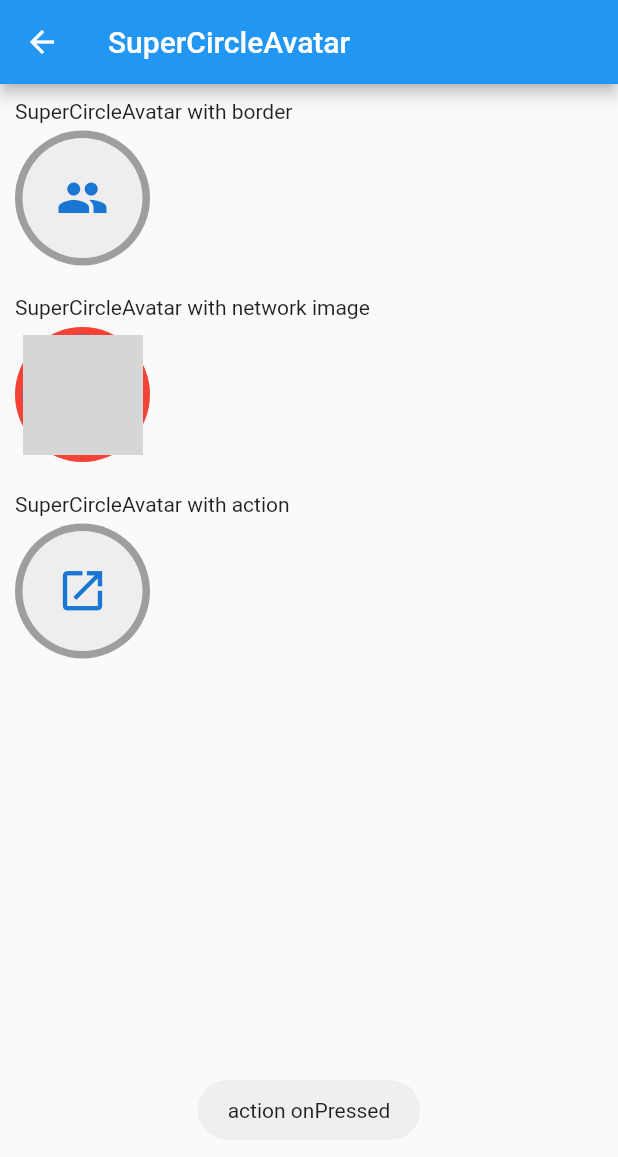
After one commit to fluttervn/super_widgets, a Flutter app: the SuperCircleAvatarPage screen opened directly, after a tap on the "launch" icon, on a phone screen of 412 x 824 dp. The commit adds this screen. Shown: the top 1157 px of the screen. Run offline on Flutter 3.47's test engine with Material 2 defaults, Android fonts, the phone set to English and light mode, and no system bars; our stand-ins replace fluttertoast; network calls fail; grey boxes are pictures that could not be loaded.

Commit message:
Add demo: SuperCircleAvatar

```diff
--- a/example/lib/main.dart
+++ b/example/lib/main.dart
@@ -2,6 +2,7 @@ import 'package:example/super_container_flex_page.dart';
 import 'package:flutter/material.dart';
 
 import 'super_card_page.dart';
+import 'super_circle_avatar_page.dart';
 import 'super_column_page.dart';
 import 'super_container_page.dart';
 import 'super_icon_page.dart';
@@ -38,6 +39,7 @@ class MyHomePage extends StatelessWidget {
     'SuperContainer': SuperContainerPage(),
     'SuperContainer flex': SuperContainerFlexPage(),
     'SuperCard': SuperCardPage(),
+    'SuperCircleAvatar': SuperCircleAvatarPage(),
     'SuperStack': SuperStackPage(),
     'SuperIndexedStack': SuperIndexedStackPage(),
     'SuperRow': SuperRowPage(),
--- /dev/null
+++ b/example/lib/super_circle_avatar_page.dart
@@ -0,0 +1,74 @@
+import 'package:flutter/material.dart';
+import 'package:flutter/widgets.dart';
+import 'package:fluttertoast/fluttertoast.dart';
+import 'package:super_widgets/super_widgets.dart';
+
+/// SuperCircleAvatar sample
+class SuperCircleAvatarPage extends StatelessWidget {
+  @override
+  Widget build(BuildContext context) {
+    return Scaffold(
+      appBar: AppBar(
+        title: Text('SuperCircleAvatar'),
+      ),
+      body: buildBody(context),
+    );
+  }
+
+  /// Content of this page
+  Widget buildBody(BuildContext context) {
+    return SuperScrollViewColumn(
+      padding: EdgeInsets.all(10),
+      mainAxisSize: MainAxisSize.max,
+      crossAxisAlignment: CrossAxisAlignment.start,
+      children: <Widget>[
+        ..._wrapInRow(
+          description: 'SuperCircleAvatar with border',
+          widget: SuperCircleAvatar(
+            radius: 40,
+            backgroundColor: Colors.grey.shade200,
+            borderColor: Colors.grey,
+            borderWidth: 5,
+            child: Icon(Icons.group, size: 35),
+          ),
+        ),
+        ..._wrapInRow(
+          description: 'SuperCircleAvatar with network image',
+          widget: SuperCircleAvatar(
+            radius: 40,
+            backgroundImage: NetworkImage(
+              'https://hinhanhdep.net/wp-content/uploads/2016/01/avatar-girl-xinh-7.jpg',
+            ),
+            borderColor: Colors.red,
+            borderWidth: 5,
+          ),
+        ),
+        ..._wrapInRow(
+          description: 'SuperCircleAvatar with action',
+          widget: SuperCircleAvatar(
+            radius: 40,
+            backgroundColor: Colors.grey.shade200,
+            borderColor: Colors.grey,
+            borderWidth: 5,
+            onPressed: () {
+              Fluttertoast.showToast(msg: 'action onPressed');
+            },
+            onLongPressed: () {
+              Fluttertoast.showToast(msg: 'action onLongPressed');
+            },
+            child: Icon(Icons.launch, size: 35),
+          ),
+        ),
+      ],
+    );
+  }
+
+  List<Widget> _wrapInRow({String description, Widget widget}) {
+    return [
+      Text(description),
+      SizedBox(height: 5),
+      widget,
+      SizedBox(height: 20),
+    ];
+  }
+}
```
